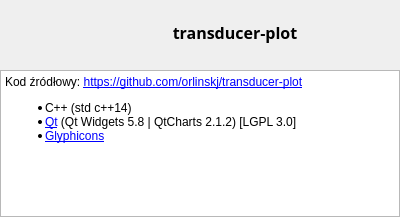
This is src/aboutdialog.ui in orlinskj/transducer-plot as Qt 5 draws it before an edit. The edited form follows.
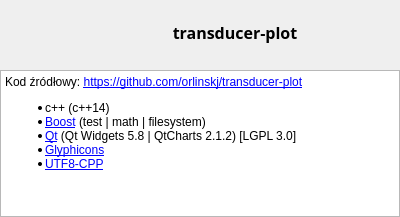
This is the edited form. Icons and pictures are not drawn.

Commit message: 'About' improved, added screenshot to doc/

Patch:
```diff
--- a/src/aboutdialog.ui
+++ b/src/aboutdialog.ui
@@ -109,11 +109,13 @@
         <string>&lt;!DOCTYPE HTML PUBLIC &quot;-//W3C//DTD HTML 4.0//EN&quot; &quot;http://www.w3.org/TR/REC-html40/strict.dtd&quot;&gt;
 &lt;html&gt;&lt;head&gt;&lt;meta name=&quot;qrichtext&quot; content=&quot;1&quot; /&gt;&lt;style type=&quot;text/css&quot;&gt;
 p, li { white-space: pre-wrap; }
-&lt;/style&gt;&lt;/head&gt;&lt;body style=&quot; font-family:'Sans Serif'; font-size:9pt; font-weight:400; font-style:normal;&quot;&gt;
-&lt;p style=&quot; margin-top:0px; margin-bottom:0px; margin-left:0px; margin-right:0px; -qt-block-indent:0; text-indent:0px;&quot;&gt;Kod źródłowy: &lt;a href=&quot;https://github.com/orlinskj/transducer-plot&quot;&gt;&lt;span style=&quot; text-decoration: underline; color:#0000ff;&quot;&gt;https://github.com/orlinskj/transducer-plot&lt;/span&gt;&lt;/a&gt; &lt;/p&gt;
-&lt;ul style=&quot;margin-top: 0px; margin-bottom: 0px; margin-left: 0px; margin-right: 0px; -qt-list-indent: 1;&quot;&gt;&lt;li style=&quot; margin-top:12px; margin-bottom:0px; margin-left:0px; margin-right:0px; -qt-block-indent:0; text-indent:0px;&quot;&gt;C++ (std c++14)&lt;/li&gt;
-&lt;li style=&quot; margin-top:0px; margin-bottom:0px; margin-left:0px; margin-right:0px; -qt-block-indent:0; text-indent:0px;&quot;&gt;&lt;a href=&quot;https://qt.io&quot;&gt;&lt;span style=&quot; text-decoration: underline; color:#0000ff;&quot;&gt;Qt&lt;/span&gt;&lt;/a&gt; (Qt Widgets 5.8 | QtCharts 2.1.2) [LGPL 3.0]&lt;/li&gt;
-&lt;li style=&quot; margin-top:0px; margin-bottom:12px; margin-left:0px; margin-right:0px; -qt-block-indent:0; text-indent:0px;&quot;&gt;&lt;a href=&quot;http://glyphicons.com/&quot;&gt;&lt;span style=&quot; text-decoration: underline; color:#0000ff;&quot;&gt;Glyphicons&lt;/span&gt;&lt;/a&gt;&lt;/li&gt;&lt;/ul&gt;&lt;/body&gt;&lt;/html&gt;</string>
+&lt;/style&gt;&lt;/head&gt;&lt;body style=&quot; font-family:'Ubuntu'; font-size:11pt; font-weight:400; font-style:normal;&quot;&gt;
+&lt;p style=&quot; margin-top:0px; margin-bottom:0px; margin-left:0px; margin-right:0px; -qt-block-indent:0; text-indent:0px;&quot;&gt;&lt;span style=&quot; font-family:'Sans Serif'; font-size:9pt;&quot;&gt;Kod źródłowy: &lt;/span&gt;&lt;a href=&quot;https://github.com/orlinskj/transducer-plot&quot;&gt;&lt;span style=&quot; font-family:'Sans Serif'; font-size:9pt; text-decoration: underline; color:#0000ff;&quot;&gt;https://github.com/orlinskj/transducer-plot&lt;/span&gt;&lt;/a&gt;&lt;span style=&quot; font-family:'Sans Serif'; font-size:9pt;&quot;&gt; &lt;/span&gt;&lt;/p&gt;
+&lt;ul style=&quot;margin-top: 0px; margin-bottom: 0px; margin-left: 0px; margin-right: 0px; -qt-list-indent: 1;&quot;&gt;&lt;li style=&quot; font-family:'Sans Serif'; font-size:9pt;&quot; style=&quot; margin-top:12px; margin-bottom:0px; margin-left:0px; margin-right:0px; -qt-block-indent:0; text-indent:0px;&quot;&gt;c++ (c++14)&lt;/li&gt;
+&lt;li style=&quot; font-family:'Sans Serif'; font-size:9pt;&quot; style=&quot; margin-top:0px; margin-bottom:0px; margin-left:0px; margin-right:0px; -qt-block-indent:0; text-indent:0px;&quot;&gt;&lt;a href=&quot;http://www.boost.org/&quot;&gt;&lt;span style=&quot; text-decoration: underline; color:#0000ff;&quot;&gt;Boost&lt;/span&gt;&lt;/a&gt; (test | math | filesystem)&lt;/li&gt;
+&lt;li style=&quot; font-family:'Sans Serif'; font-size:9pt;&quot; style=&quot; margin-top:0px; margin-bottom:0px; margin-left:0px; margin-right:0px; -qt-block-indent:0; text-indent:0px;&quot;&gt;&lt;a href=&quot;http://qt.io&quot;&gt;&lt;span style=&quot; text-decoration: underline; color:#0000ff;&quot;&gt;Qt&lt;/span&gt;&lt;/a&gt; (Qt Widgets 5.8 | QtCharts 2.1.2) [LGPL 3.0]&lt;/li&gt;
+&lt;li style=&quot; font-family:'Sans Serif'; font-size:9pt;&quot; style=&quot; margin-top:0px; margin-bottom:0px; margin-left:0px; margin-right:0px; -qt-block-indent:0; text-indent:0px;&quot;&gt;&lt;a href=&quot;http://glyphicons.com/&quot;&gt;&lt;span style=&quot; text-decoration: underline; color:#0000ff;&quot;&gt;Glyphicons&lt;/span&gt;&lt;/a&gt;&lt;/li&gt;
+&lt;li style=&quot; font-family:'Sans Serif'; font-size:9pt;&quot; style=&quot; margin-top:0px; margin-bottom:0px; margin-left:0px; margin-right:0px; -qt-block-indent:0; text-indent:0px;&quot;&gt;&lt;a href=&quot;http://utfcpp.sourceforge.net/&quot;&gt;&lt;span style=&quot; text-decoration: underline; color:#0000ff;&quot;&gt;UTF8-CPP&lt;/span&gt;&lt;/a&gt;&lt;/li&gt;&lt;/ul&gt;&lt;/body&gt;&lt;/html&gt;</string>
        </property>
        <property name="openExternalLinks">
         <bool>true</bool>
```
The commit also changes 1 other file.
